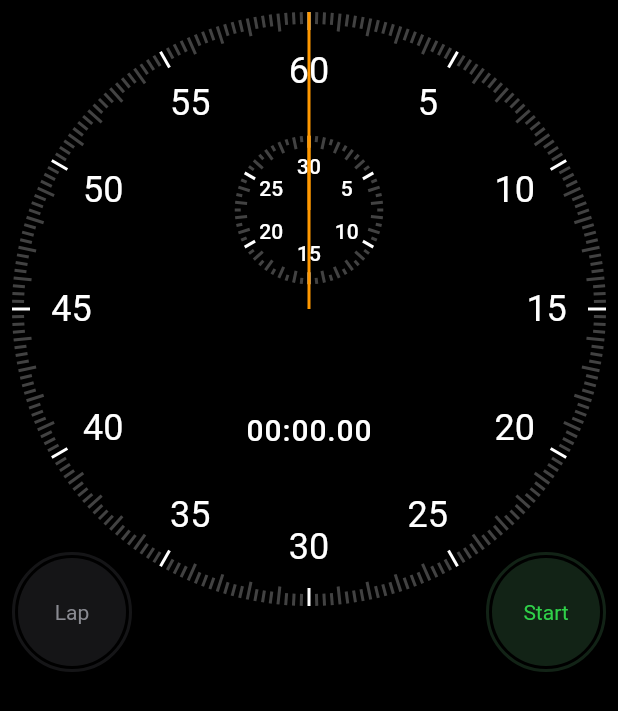
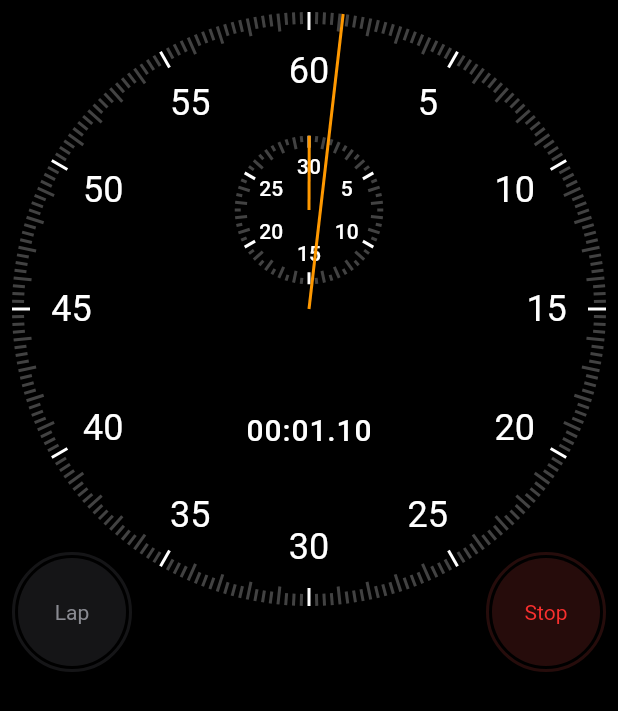
Before and after one commit to LuckUVeryX/stopwatch, a Flutter app: the screen it shows after launch, after a tap on "Start", on a phone screen of 412 x 824 dp. Shown: the top 711 px of the screen. Run offline on Flutter 3.47's test engine with Material 2 defaults, Android fonts, the phone set to English and light mode, and no system bars; our stand-ins replace auto_route.

Commit message:
refactorbuttons to their own file

```diff
--- a/lib/app/stopwatch/views/stopwatch_page.dart
+++ b/lib/app/stopwatch/views/stopwatch_page.dart
@@ -1,11 +1,9 @@
 import 'package:flutter/material.dart';
 import 'package:provider/provider.dart';
 
-import '../../../core/constants/stopwatch_constants.dart';
-import '../../../core/palette.dart';
-import '../../../core/widgets/timer_button.dart';
 import '../view_model/stopwatch_viewmodel.dart';
 import 'views.dart';
+import 'widgets/widgets.dart';
 
 class StopwatchPage extends StatelessWidget {
   const StopwatchPage({Key? key}) : super(key: key);
@@ -28,32 +26,8 @@ class StopwatchPage extends StatelessWidget {
                       children: [
                         StopwatchRender(radius: radius),
                         StopwatchTickerUI(radius: radius),
-                        Align(
-                          alignment: Alignment.bottomLeft,
-                          child: SizedBox(
-                            height: StopwatchConst.kButtonSize,
-                            width: StopwatchConst.kButtonSize,
-                            child: TimerButton(
-                              label: 'Lap',
-                              labelColor: Palette.kGreyText,
-                              color: Palette.kButtonDisabled,
-                              onPressed: () {},
-                            ),
-                          ),
-                        ),
-                        Align(
-                          alignment: Alignment.bottomRight,
-                          child: SizedBox(
-                            height: StopwatchConst.kButtonSize,
-                            width: StopwatchConst.kButtonSize,
-                            child: TimerButton(
-                              label: 'Start',
-                              labelColor: Palette.kGreenText,
-                              color: Palette.kButtonGreen,
-                              onPressed: () {},
-                            ),
-                          ),
-                        ),
+                        const LapResetButton(),
+                        const StartStopButton(),
                       ],
                     );
                   }),
--- /dev/null
+++ b/lib/app/stopwatch/views/widgets/lap_reset_button.dart
@@ -0,0 +1,28 @@
+import 'package:flutter/material.dart';
+
+import '../../../../core/constants/stopwatch_constants.dart';
+import '../../../../core/palette.dart';
+import '../../../../core/widgets/widgets.dart';
+
+class LapResetButton extends StatelessWidget {
+  const LapResetButton({
+    Key? key,
+  }) : super(key: key);
+
+  @override
+  Widget build(BuildContext context) {
+    return Align(
+      alignment: Alignment.bottomLeft,
+      child: SizedBox(
+        height: StopwatchConst.kButtonSize,
+        width: StopwatchConst.kButtonSize,
+        child: TimerButton(
+          label: 'Lap',
+          labelColor: Palette.kGreyText,
+          color: Palette.kButtonDisabled,
+          onPressed: () {},
+        ),
+      ),
+    );
+  }
+}
--- /dev/null
+++ b/lib/app/stopwatch/views/widgets/start_pause_button.dart
@@ -0,0 +1,32 @@
+import 'package:flutter/material.dart';
+import 'package:provider/provider.dart';
+
+import '../../../../core/constants/stopwatch_constants.dart';
+import '../../../../core/palette.dart';
+import '../../../../core/widgets/widgets.dart';
+import '../../view_model/stopwatch_viewmodel.dart';
+
+class StartStopButton extends StatelessWidget {
+  const StartStopButton({
+    Key? key,
+  }) : super(key: key);
+
+  @override
+  Widget build(BuildContext context) {
+    return Align(
+      alignment: Alignment.bottomRight,
+      child: SizedBox(
+        height: StopwatchConst.kButtonSize,
+        width: StopwatchConst.kButtonSize,
+        child: Consumer<StopwatchViewModel>(builder: (context, model, _) {
+          return TimerButton(
+            label: model.isRunning ? 'Stop' : 'Start',
+            labelColor: model.isRunning ? Palette.kRedText : Palette.kGreenText,
+            color: model.isRunning ? Palette.kButtonRed : Palette.kButtonGreen,
+            onPressed: context.read<StopwatchViewModel>().toggleRunning,
+          );
+        }),
+      ),
+    );
+  }
+}
--- a/lib/app/stopwatch/views/widgets/widgets.dart
+++ b/lib/app/stopwatch/views/widgets/widgets.dart
@@ -1,4 +1,6 @@
 export 'elapsed_time_text.dart';
+export 'lap_reset_button.dart';
+export 'start_pause_button.dart';
 export 'stopwatch_hand.dart';
 export 'stopwatch_mins_tick_marker.dart';
 export 'stopwatch_secs_tick_marker.dart';
--- /dev/null
+++ b/lib/core/widgets/widgets.dart
@@ -0,0 +1 @@
+export 'timer_button.dart';
```
